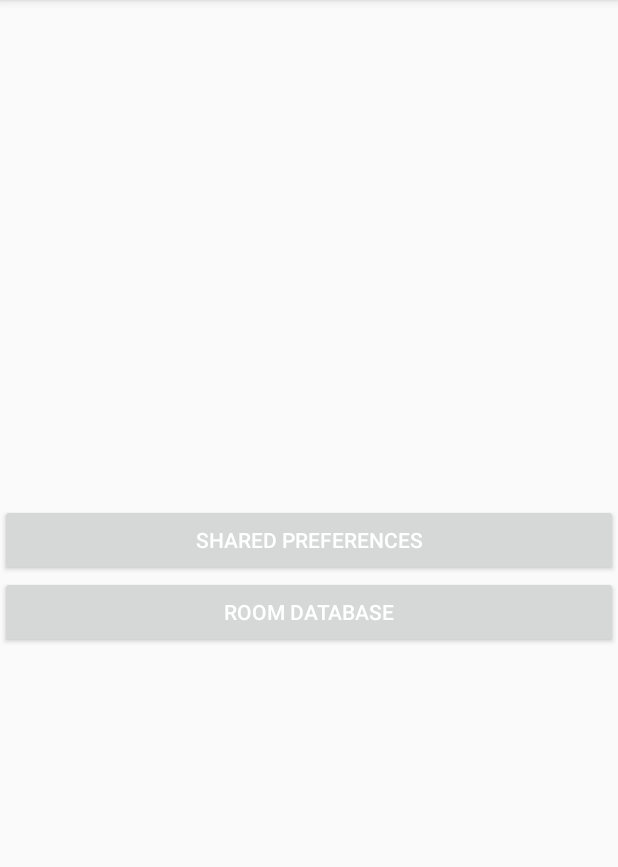
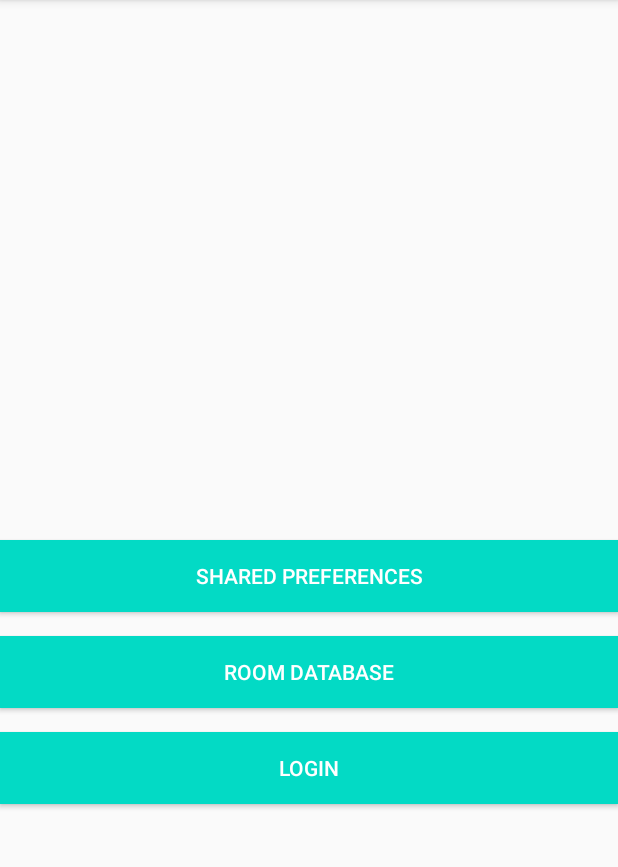
Before and after one commit to AnggaArindraShonta/praktikum-mobile-programming-II, an Android app: the HomeActivity screen opened directly, with no data from a screen before it, on a phone screen of 412 x 824 dp, the part 84-951 px from its top. Run offline under Robolectric (Android 15) with nearby library versions, the phone set to English and light mode, and no system bars.

Commit message:
Shared Preference

```diff
--- a/app/src/main/AndroidManifest.xml
+++ b/app/src/main/AndroidManifest.xml
@@ -17,6 +17,9 @@
         <activity android:name=".ui.ReciverActivity" />
         <activity android:name=".ui.WithFragmentActivity" />
         <activity android:name=".ui.HomeActivity" />
+        <activity android:name=".ui.profile.ProfileActivity" />
+        <activity android:name=".ui.auth.LoginActivity" />
+        <activity android:name=".ui.splash.SplashActivity"/>
         <activity android:name=".ui.MainActivity">
             <intent-filter>
                 <action android:name="android.intent.action.MAIN" />
--- a/app/src/main/res/layout/activity_home.xml
+++ b/app/src/main/res/layout/activity_home.xml
@@ -1,5 +1,6 @@
 <?xml version="1.0" encoding="utf-8"?>
-<androidx.constraintlayout.widget.ConstraintLayout xmlns:android="http://schemas.android.com/apk/res/android"
+<androidx.constraintlayout.widget.ConstraintLayout
+    xmlns:android="http://schemas.android.com/apk/res/android"
     xmlns:app="http://schemas.android.com/apk/res-auto"
     xmlns:tools="http://schemas.android.com/tools"
     android:layout_width="match_parent"
@@ -10,30 +11,36 @@
         android:id="@+id/btnToSharedPref"
         android:layout_width="match_parent"
         android:layout_height="wrap_content"
+        android:background="@color/colorAccent"
         android:text="Shared Preferences"
         android:textColor="#ffff"
-        app:layout_constraintBottom_toTopOf="@+id/btnToRoomData"
+        app:layout_constraintBottom_toBottomOf="parent"
         app:layout_constraintEnd_toEndOf="parent"
-        app:layout_constraintEnd_toStartOf="@+id/btnToRoomData"
-        app:layout_constraintHorizontal_bias="0.5"
         app:layout_constraintStart_toStartOf="parent"
-        app:layout_constraintTop_toTopOf="parent"
-        app:layout_constraintVertical_chainStyle="packed" />
+        app:layout_constraintTop_toTopOf="parent" />
 
     <Button
         android:id="@+id/btnToRoomData"
         android:layout_width="match_parent"
         android:layout_height="wrap_content"
+        android:layout_marginTop="16dp"
+        android:background="@color/colorAccent"
         android:text="Room Database"
         android:textColor="#ffff"
-        app:layout_constraintBottom_toBottomOf="parent"
         app:layout_constraintEnd_toEndOf="parent"
-        app:layout_constraintHorizontal_bias="0.5"
-        app:layout_constraintStart_toEndOf="@+id/btnToSharedPref"
         app:layout_constraintStart_toStartOf="parent"
-        app:layout_constraintTop_toBottomOf="@+id/btnToSharedPref"
-        app:layout_constraintVertical_bias="0.594" />
+        app:layout_constraintTop_toBottomOf="@+id/btnToSharedPref" />
 
-
+    <Button
+        android:id="@+id/btnLogin"
+        android:layout_width="match_parent"
+        android:layout_height="wrap_content"
+        android:layout_marginTop="16dp"
+        android:background="@color/colorAccent"
+        android:text="Login"
+        android:textColor="#ffff"
+        app:layout_constraintEnd_toEndOf="parent"
+        app:layout_constraintStart_toStartOf="parent"
+        app:layout_constraintTop_toBottomOf="@+id/btnToRoomData" />
 
 </androidx.constraintlayout.widget.ConstraintLayout>
```
Also changed, not shown: app/src/main/java/com/praktikum/praktikum_mobile_programming_ll/ui/sharedPref/SharedPrefManager.java (+18 -0 lines).
